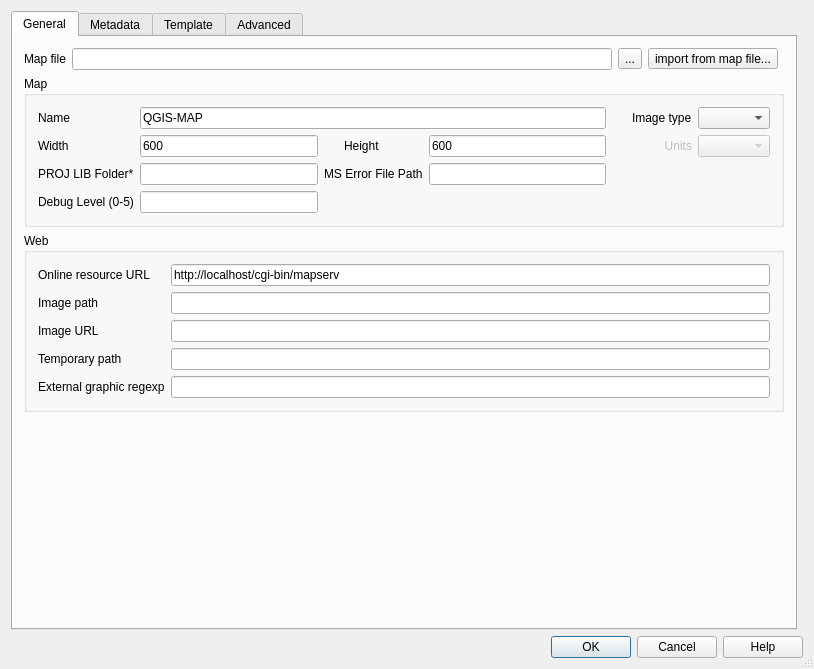
This is ui/mapfileexportdlg.ui in MiniHero/rt_mapserver_exporter as Qt 5 draws it before an edit. The edited form follows.
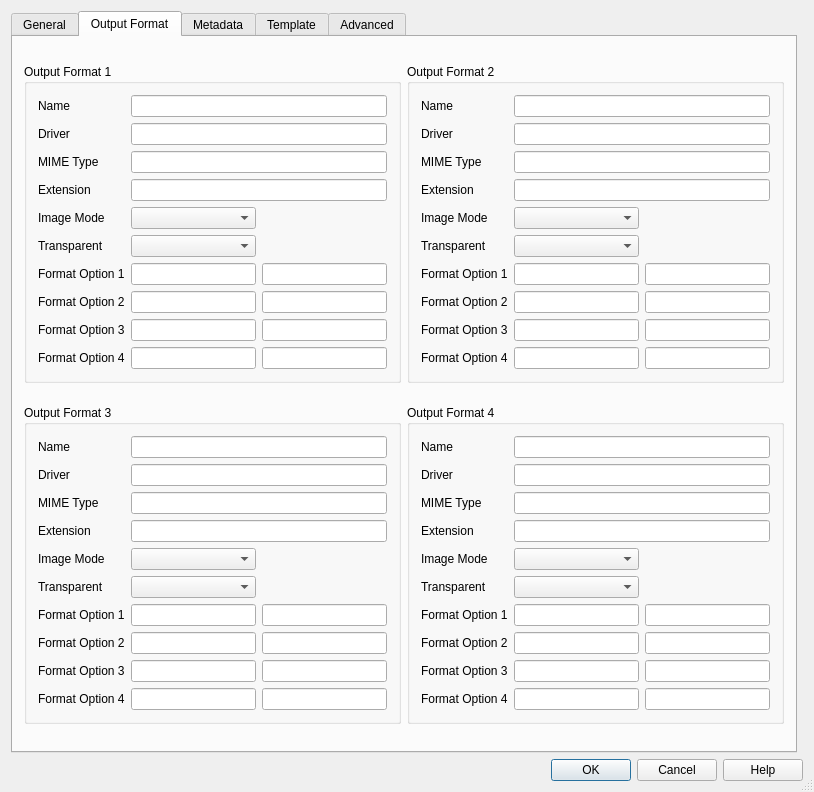
This is the edited form. The open tabs and pages were chosen to show the change.

Commit message: add outputformat and labels

What changed in the file:
```diff
--- a/ui/mapfileexportdlg.ui
+++ b/ui/mapfileexportdlg.ui
@@ -8,7 +8,7 @@
     <x>0</x>
     <y>0</y>
     <width>814</width>
-    <height>669</height>
+    <height>792</height>
    </rect>
   </property>
   <property name="windowTitle">
@@ -382,6 +382,817 @@
          <property name="text">
           <string>...</string>
          </property>
+        </widget>
+       </item>
+       <item row="0" column="0">
+        <widget class="QLabel" name="label">
+         <property name="text">
+          <string>Map file</string>
+         </property>
+         <property name="buddy">
+          <cstring>txtMapFilePath</cstring>
+         </property>
+        </widget>
+       </item>
+       <item row="0" column="1">
+        <widget class="QLineEdit" name="txtMapFilePath">
+         <property name="toolTip">
+          <string>Name for the map file to be created from the QGIS project file</string>
+         </property>
+         <property name="text">
+          <string notr="true"/>
+         </property>
+        </widget>
+       </item>
+       <item row="3" column="0">
+        <spacer name="verticalSpacer_2">
+         <property name="orientation">
+          <enum>Qt::Vertical</enum>
+         </property>
+         <property name="sizeHint" stdset="0">
+          <size>
+           <width>20</width>
+           <height>40</height>
+          </size>
+         </property>
+        </spacer>
+       </item>
+      </layout>
+     </widget>
+     <widget class="QWidget" name="tabOutputFormat">
+      <attribute name="title">
+       <string>Output Format</string>
+      </attribute>
+      <layout class="QGridLayout" name="gridLayout_3">
+       <item row="0" column="0">
+        <widget class="QGroupBox" name="grpBoxOutputFormat_1">
+         <property name="sizePolicy">
+          <sizepolicy hsizetype="Preferred" vsizetype="Fixed">
+           <horstretch>0</horstretch>
+           <verstretch>0</verstretch>
+          </sizepolicy>
+         </property>
+         <property name="title">
+          <string>Output Format 1</string>
+         </property>
+         <layout class="QGridLayout" name="gridLayout_2">
+          <item row="9" column="0">
+           <widget class="QLabel" name="label_44">
+            <property name="text">
+             <string>Format Option 3</string>
+            </property>
+           </widget>
+          </item>
+          <item row="0" column="0">
+           <widget class="QLabel" name="label1">
+            <property name="toolTip">
+             <string/>
+            </property>
+            <property name="text">
+             <string>Name</string>
+            </property>
+            <property name="buddy">
+             <cstring>txtGeneralMapName</cstring>
+            </property>
+           </widget>
+          </item>
+          <item row="4" column="0">
+           <widget class="QLabel" name="label_290">
+            <property name="text">
+             <string>Extension</string>
+            </property>
+           </widget>
+          </item>
+          <item row="1" column="1" colspan="2">
+           <widget class="QLineEdit" name="txtOutputFormatDriver_1">
+            <property name="text">
+             <string notr="true"/>
+            </property>
+           </widget>
+          </item>
+          <item row="2" column="0">
+           <widget class="QLabel" name="label_9">
+            <property name="text">
+             <string>MIME Type</string>
+            </property>
+           </widget>
+          </item>
+          <item row="1" column="0">
+           <widget class="QLabel" name="label2">
+            <property name="text">
+             <string>Driver</string>
+            </property>
+            <property name="buddy">
+             <cstring>txtOutputFormatDriver_1</cstring>
+            </property>
+           </widget>
+          </item>
+          <item row="0" column="1" colspan="2">
+           <widget class="QLineEdit" name="txtOutputFormatName_1">
+            <property name="sizePolicy">
+             <sizepolicy hsizetype="Expanding" vsizetype="Fixed">
+              <horstretch>0</horstretch>
+              <verstretch>0</verstretch>
+             </sizepolicy>
+            </property>
+            <property name="text">
+             <string/>
+            </property>
+           </widget>
+          </item>
+          <item row="6" column="0">
+           <widget class="QLabel" name="label_34">
+            <property name="text">
+             <string>Transparent</string>
+            </property>
+           </widget>
+          </item>
+          <item row="4" column="1" colspan="2">
+           <widget class="QLineEdit" name="txtOutputFormatExtension_1"/>
+          </item>
+          <item row="7" column="0">
+           <widget class="QLabel" name="label_35">
+            <property name="text">
+             <string>Format Option 1</string>
+            </property>
+           </widget>
+          </item>
+          <item row="5" column="0">
+           <widget class="QLabel" name="label_32">
+            <property name="text">
+             <string>Image Mode</string>
+            </property>
+           </widget>
+          </item>
+          <item row="8" column="1">
+           <widget class="QLineEdit" name="txtOutputFormatFormatOptionKey_2_1"/>
+          </item>
+          <item row="7" column="1">
+           <widget class="QLineEdit" name="txtOutputFormatFormatOptionKey_1_1"/>
+          </item>
+          <item row="8" column="0">
+           <widget class="QLabel" name="label_38">
+            <property name="text">
+             <string>Format Option 2</string>
+            </property>
+           </widget>
+          </item>
+          <item row="2" column="1" colspan="2">
+           <widget class="QLineEdit" name="txtOutputFormatMimetype_1"/>
+          </item>
+          <item row="10" column="0">
+           <widget class="QLabel" name="label_50">
+            <property name="text">
+             <string>Format Option 4</string>
+            </property>
+           </widget>
+          </item>
+          <item row="9" column="1">
+           <widget class="QLineEdit" name="txtOutputFormatFormatOptionKey_3_1"/>
+          </item>
+          <item row="10" column="1">
+           <widget class="QLineEdit" name="txtOutputFormatFormatOptionKey_4_1"/>
+          </item>
+          <item row="7" column="2">
+           <widget class="QLineEdit" name="txtOutputFormatFormatOptionValue_1_1"/>
+          </item>
+          <item row="8" column="2">
+           <widget class="QLineEdit" name="txtOutputFormatFormatOptionValue_2_1"/>
+          </item>
+          <item row="9" column="2">
+           <widget class="QLineEdit" name="txtOutputFormatFormatOptionValue_3_1"/>
+          </item>
+          <item row="10" column="2">
+           <widget class="QLineEdit" name="txtOutputFormatFormatOptionValue_4_1"/>
+          </item>
+          <item row="5" column="1">
+           <widget class="QComboBox" name="cmbOutputFormatImageMode_1"/>
+          </item>
+          <item row="6" column="1">
+           <widget class="QComboBox" name="cmbOutputFormatTransparent_1"/>
+          </item>
+         </layout>
+        </widget>
+       </item>
+       <item row="1" column="0">
+        <widget class="QGroupBox" name="grpBoxOutputFormat_3">
+         <property name="sizePolicy">
+          <sizepolicy hsizetype="Preferred" vsizetype="Fixed">
+           <horstretch>0</horstretch>
+           <verstretch>0</verstretch>
+          </sizepolicy>
+         </property>
+         <property name="title">
+          <string>Output Format 3</string>
+         </property>
+         <layout class="QGridLayout" name="gridLayout_4">
+          <item row="4" column="1">
+           <widget class="QComboBox" name="cmbOutputFormatImageMode_3"/>
+          </item>
+          <item row="6" column="0">
+           <widget class="QLabel" name="label_40">
+            <property name="text">
+             <string>Format Option 1</string>
+            </property>
+           </widget>
+          </item>
+          <item row="5" column="0">
+           <widget class="QLabel" name="label_39">
+            <property name="text">
+             <string>Transparent</string>
+            </property>
+           </widget>
+          </item>
+          <item row="0" column="1" colspan="2">
+           <widget class="QLineEdit" name="txtOutputFormatName_3">
+            <property name="toolTip">
+             <string>The URL to the mapserver executable.
+
+For example: 
+http://my.host.com/cgi-bin/mapserv.exe</string>
+            </property>
+            <property name="text">
+             <string notr="true"/>
+            </property>
+           </widget>
+          </item>
+          <item row="3" column="0">
+           <widget class="QLabel" name="label6_4">
+            <property name="minimumSize">
+             <size>
+              <width>80</width>
+              <height>0</height>
+             </size>
+            </property>
+            <property name="text">
+             <string>Extension</string>
+            </property>
+            <property name="buddy">
+             <cstring>txtOutputFormatName_2</cstring>
+            </property>
+           </widget>
+          </item>
+          <item row="8" column="0">
+           <widget class="QLabel" name="label_302">
+            <property name="text">
+             <string>Format Option 3</string>
+            </property>
+           </widget>
+          </item>
+          <item row="1" column="1" colspan="2">
+           <widget class="QLineEdit" name="txtOutputFormatDriver_3">
+            <property name="toolTip">
+             <string>Path to the temporary directory for writing temporary files and images. Must be writable by the user the web server is running as. Must end with a / or depending on your platform.</string>
+            </property>
+            <property name="text">
+             <string notr="true"/>
+            </property>
+           </widget>
+          </item>
+          <item row="3" column="1" colspan="2">
+           <widget class="QLineEdit" name="txtOutputFormatExtension_3">
+            <property name="toolTip">
+             <string/>
+            </property>
+            <property name="text">
+             <string notr="true"/>
+            </property>
+           </widget>
+          </item>
+          <item row="4" column="0">
+           <widget class="QLabel" name="label6_7">
+            <property name="minimumSize">
+             <size>
+              <width>80</width>
+              <height>0</height>
+             </size>
+            </property>
+            <property name="toolTip">
+             <string extracomment="Validation block regexp to allow external graphic use"/>
+            </property>
+            <property name="text">
+             <string>Image Mode</string>
+            </property>
+            <property name="buddy">
+             <cstring>txtOutputFormatName_2</cstring>
+            </property>
+           </widget>
+          </item>
+          <item row="2" column="0">
+           <widget class="QLabel" name="label6_6">
+            <property name="minimumSize">
+             <size>
+              <width>80</width>
+              <height>0</height>
+             </size>
+            </property>
+            <property name="text">
+             <string>MIME Type</string>
+            </property>
+            <property name="buddy">
+             <cstring>txtOutputFormatName_2</cstring>
+            </property>
+           </widget>
+          </item>
+          <item row="7" column="1">
+           <widget class="QLineEdit" name="txtOutputFormatFormatOptionKey_2_3"/>
+          </item>
+          <item row="0" column="0">
+           <widget class="QLabel" name="label6">
+            <property name="minimumSize">
+             <size>
+              <width>80</width>
+              <height>0</height>
+             </size>
+            </property>
+            <property name="text">
+             <string>Name</string>
+            </property>
+            <property name="buddy">
+             <cstring>txtOutputFormatName_2</cstring>
+            </property>
+           </widget>
+          </item>
+          <item row="9" column="0">
+           <widget class="QLabel" name="label_303">
+            <property name="text">
+             <string>Format Option 4</string>
+            </property>
+           </widget>
+          </item>
+          <item row="6" column="1">
+           <widget class="QLineEdit" name="txtOutputFormatFormatOptionKey_1_3"/>
+          </item>
+          <item row="7" column="0">
+           <widget class="QLabel" name="label_43">
+            <property name="text">
+             <string>Format Option 2</string>
+            </property>
+           </widget>
+          </item>
+          <item row="1" column="0">
+           <widget class="QLabel" name="label6_5">
+            <property name="minimumSize">
+             <size>
+              <width>80</width>
+              <height>0</height>
+             </size>
+            </property>
+            <property name="text">
+             <string>Driver</string>
+            </property>
+            <property name="buddy">
+             <cstring>txtOutputFormatName_2</cstring>
+            </property>
+           </widget>
+          </item>
+          <item row="9" column="1">
+           <widget class="QLineEdit" name="txtOutputFormatFormatOptionKey_4_3"/>
+          </item>
+          <item row="8" column="1">
+           <widget class="QLineEdit" name="txtOutputFormatFormatOptionKey_3_3"/>
+          </item>
+          <item row="2" column="1" colspan="2">
+           <widget class="QLineEdit" name="txtOutputFormatMimetype_3">
+            <property name="toolTip">
+             <string>Base URL for &quot;Image path&quot;.
+This is the URL that will take the web browser to &quot;Image path&quot; to get the images.</string>
+            </property>
+            <property name="text">
+             <string notr="true"/>
+            </property>
+           </widget>
+          </item>
+          <item row="5" column="1">
+           <widget class="QComboBox" name="cmbOutputFormatTransparent_3"/>
+          </item>
+          <item row="6" column="2">
+           <widget class="QLineEdit" name="txtOutputFormatFormatOptionValue_1_3"/>
+          </item>
+          <item row="7" column="2">
+           <widget class="QLineEdit" name="txtOutputFormatFormatOptionValue_2_3"/>
+          </item>
+          <item row="8" column="2">
+           <widget class="QLineEdit" name="txtOutputFormatFormatOptionValue_3_3"/>
+          </item>
+          <item row="9" column="2">
+           <widget class="QLineEdit" name="txtOutputFormatFormatOptionValue_4_3"/>
+          </item>
+         </layout>
+        </widget>
+       </item>
+       <item row="1" column="1">
+        <widget class="QGroupBox" name="grpBoxOutputFormat_4">
+         <property name="sizePolicy">
+          <sizepolicy hsizetype="Preferred" vsizetype="Fixed">
+           <horstretch>0</horstretch>
+           <verstretch>0</verstretch>
+          </sizepolicy>
+         </property>
+         <property name="title">
+          <string>Output Format 4</string>
+         </property>
+         <layout class="QGridLayout" name="gridLayout_4">
+          <item row="0" column="1" colspan="2">
+           <widget class="QLineEdit" name="txtOutputFormatName_4">
+            <property name="toolTip">
+             <string>The URL to the mapserver executable.
+
+For example: 
+http://my.host.com/cgi-bin/mapserv.exe</string>
+            </property>
+            <property name="text">
+             <string notr="true"/>
+            </property>
+           </widget>
+          </item>
+          <item row="2" column="0">
+           <widget class="QLabel" name="label6_6">
+            <property name="minimumSize">
+             <size>
+              <width>80</width>
+              <height>0</height>
+             </size>
+            </property>
+            <property name="text">
+             <string>MIME Type</string>
+            </property>
+            <property name="buddy">
+             <cstring>txtOutputFormatName_2</cstring>
+            </property>
+           </widget>
+          </item>
+          <item row="6" column="1">
+           <widget class="QLineEdit" name="txtOutputFormatFormatOptionKey_1_4"/>
+          </item>
+          <item row="7" column="1">
+           <widget class="QLineEdit" name="txtOutputFormatFormatOptionKey_2_4"/>
+          </item>
+          <item row="7" column="0">
+           <widget class="QLabel" name="label_43">
+            <property name="text">
+             <string>Format Option 2</string>
+            </property>
+           </widget>
+          </item>
+          <item row="9" column="1">
+           <widget class="QLineEdit" name="txtOutputFormatFormatOptionKey_4_4"/>
+          </item>
+          <item row="8" column="1">
+           <widget class="QLineEdit" name="txtOutputFormatFormatOptionKey_3_4"/>
+          </item>
+          <item row="9" column="0">
+           <widget class="QLabel" name="label_56">
+            <property name="text">
+             <string>Format Option 4</string>
+            </property>
+           </widget>
+          </item>
+          <item row="2" column="1" colspan="2">
+           <widget class="QLineEdit" name="txtOutputFormatMimetype_4">
+            <property name="toolTip">
+             <string>Base URL for &quot;Image path&quot;.
+This is the URL that will take the web browser to &quot;Image path&quot; to get the images.</string>
+            </property>
+            <property name="text">
+             <string notr="true"/>
+            </property>
+           </widget>
+          </item>
+          <item row="1" column="0">
+           <widget class="QLabel" name="label6_5">
+            <property name="minimumSize">
+             <size>
+              <width>80</width>
+              <height>0</height>
+             </size>
+            </property>
+            <property name="text">
+             <string>Driver</string>
+            </property>
+            <property name="buddy">
+             <cstring>txtOutputFormatName_2</cstring>
+            </property>
+           </widget>
+          </item>
+          <item row="3" column="1" colspan="2">
+           <widget class="QLineEdit" name="txtOutputFormatExtension_4">
+            <property name="toolTip">
+             <string/>
+            </property>
+            <property name="text">
+             <string notr="true"/>
+            </property>
+           </widget>
+          </item>
+          <item row="0" column="0">
+           <widget class="QLabel" name="label6">
+            <property name="minimumSize">
+             <size>
+              <width>80</width>
+              <height>0</height>
+             </size>
+            </property>
+            <property name="text">
+             <string>Name</string>
+            </property>
+            <property name="buddy">
+             <cstring>txtOutputFormatName_2</cstring>
+            </property>
+           </widget>
+          </item>
+          <item row="1" column="1" colspan="2">
+           <widget class="QLineEdit" name="txtOutputFormatDriver_4">
+            <property name="toolTip">
+             <string>Path to the temporary directory for writing temporary files and images. Must be writable by the user the web server is running as. Must end with a / or depending on your platform.</string>
+            </property>
+            <property name="text">
+             <string notr="true"/>
+            </property>
+           </widget>
+          </item>
+          <item row="3" column="0">
+           <widget class="QLabel" name="label6_4">
+            <property name="minimumSize">
+             <size>
+              <width>80</width>
+              <height>0</height>
+             </size>
+            </property>
+            <property name="text">
+             <string>Extension</string>
+            </property>
+            <property name="buddy">
+             <cstring>txtOutputFormatName_2</cstring>
+            </property>
+           </widget>
+          </item>
+          <item row="4" column="0">
+           <widget class="QLabel" name="label6_7">
+            <property name="minimumSize">
+             <size>
+              <width>80</width>
+              <height>0</height>
+             </size>
+            </property>
+            <property name="toolTip">
+             <string extracomment="Validation block regexp to allow external graphic use"/>
+            </property>
+            <property name="text">
+             <string>Image Mode</string>
+            </property>
+            <property name="buddy">
+             <cstring>txtOutputFormatName_2</cstring>
+            </property>
+           </widget>
+          </item>
+          <item row="6" column="0">
+           <widget class="QLabel" name="label_40">
+            <property name="text">
+             <string>Format Option 1</string>
+            </property>
+           </widget>
+          </item>
+          <item row="5" column="0">
+           <widget class="QLabel" name="label_39">
+            <property name="text">
+             <string>Transparent</string>
+            </property>
+           </widget>
+          </item>
+          <item row="8" column="0">
+           <widget class="QLabel" name="label_55">
+            <property name="text">
+             <string>Format Option 3</string>
+            </property>
+           </widget>
+          </item>
+          <item row="6" column="2">
+           <widget class="QLineEdit" name="txtOutputFormatFormatOptionValue_1_4"/>
+          </item>
+          <item row="7" column="2">
+           <widget class="QLineEdit" name="txtOutputFormatFormatOptionValue_2_4"/>
+          </item>
+          <item row="8" column="2">
+           <widget class="QLineEdit" name="txtOutputFormatFormatOptionValue_3_4"/>
+          </item>
+          <item row="9" column="2">
+           <widget class="QLineEdit" name="txtOutputFormatFormatOptionValue_4_4"/>
+          </item>
+          <item row="4" column="1">
+           <widget class="QComboBox" name="cmbOutputFormatImageMode_4"/>
+          </item>
+          <item row="5" column="1">
+           <widget class="QComboBox" name="cmbOutputFormatTransparent_4"/>
+          </item>
+         </layout>
+        </widget>
+       </item>
+       <item row="0" column="1">
+        <widget class="QGroupBox" name="grpBoxOutputFormat_2">
+         <property name="sizePolicy">
+          <sizepolicy hsizetype="Preferred" vsizetype="Fixed">
+           <horstretch>0</horstretch>
+           <verstretch>0</verstretch>
+          </sizepolicy>
+         </property>
+         <property name="title">
+          <string>Output Format 2</string>
+         </property>
+         <layout class="QGridLayout" name="gridLayout_4">
+          <item row="9" column="0">
+           <widget class="QLabel" name="label_301">
+            <property name="text">
+             <string>Format Option 4</string>
+            </property>
+           </widget>
+          </item>
+          <item row="1" column="1" colspan="2">
+           <widget class="QLineEdit" name="txtOutputFormatDriver_2">
+            <property name="toolTip">
+             <string>Path to the temporary directory for writing temporary files and images. Must be writable by the user the web server is running as. Must end with a / or depending on your platform.</string>
+            </property>
+            <property name="text">
+             <string notr="true"/>
+            </property>
+           </widget>
+          </item>
+          <item row="6" column="0">
+           <widget class="QLabel" name="label_40">
+            <property name="text">
+             <string>Format Option 1</string>
+            </property>
+           </widget>
+          </item>
+          <item row="5" column="0">
+           <widget class="QLabel" name="label_39">
+            <property name="text">
+             <string>Transparent</string>
+            </property>
+           </widget>
+          </item>
+          <item row="3" column="0">
+           <widget class="QLabel" name="label6_4">
+            <property name="minimumSize">
+             <size>
+              <width>80</width>
+              <height>0</height>
+             </size>
+            </property>
+            <property name="text">
+             <string>Extension</string>
+            </property>
+            <property name="buddy">
+             <cstring>txtOutputFormatName_2</cstring>
+            </property>
+           </widget>
+          </item>
+          <item row="4" column="0">
+           <widget class="QLabel" name="label6_7">
+            <property name="minimumSize">
+             <size>
+              <width>80</width>
+              <height>0</height>
+             </size>
+            </property>
+            <property name="toolTip">
+             <string extracomment="Validation block regexp to allow external graphic use"/>
+            </property>
+            <property name="text">
+             <string>Image Mode</string>
+            </property>
+            <property name="buddy">
+             <cstring>txtOutputFormatName_2</cstring>
+            </property>
+           </widget>
+          </item>
+          <item row="2" column="1" colspan="2">
+           <widget class="QLineEdit" name="txtOutputFormatMimetype_2">
+            <property name="toolTip">
+             <string>Base URL for &quot;Image path&quot;.
+This is the URL that will take the web browser to &quot;Image path&quot; to get the images.</string>
+            </property>
+            <property name="text">
+             <string notr="true"/>
+            </property>
+           </widget>
+          </item>
+          <item row="2" column="0">
+           <widget class="QLabel" name="label6_6">
+            <property name="minimumSize">
+             <size>
+              <width>80</width>
+              <height>0</height>
+             </size>
+            </property>
+            <property name="text">
+             <string>MIME Type</string>
+            </property>
+            <property name="buddy">
+             <cstring>txtOutputFormatName_2</cstring>
+            </property>
+           </widget>
+          </item>
+          <item row="3" column="1" colspan="2">
+           <widget class="QLineEdit" name="txtOutputFormatExtension_2">
+            <property name="toolTip">
+             <string/>
+            </property>
+            <property name="text">
+             <string notr="true"/>
+            </property>
+           </widget>
+          </item>
+          <item row="9" column="1">
+           <widget class="QLineEdit" name="txtOutputFormatFormatOptionKey_4_2"/>
+          </item>
+          <item row="0" column="0">
+           <widget class="QLabel" name="label6">
+            <property name="minimumSize">
+             <size>
+              <width>80</width>
+              <height>0</height>
+             </size>
+            </property>
+            <property name="text">
+             <string>Name</string>
+            </property>
+            <property name="buddy">
+             <cstring>txtOutputFormatName_2</cstring>
+            </property>
+           </widget>
+          </item>
+          <item row="8" column="1">
+           <widget class="QLineEdit" name="txtOutputFormatFormatOptionKey_3_2"/>
+          </item>
+          <item row="0" column="1" colspan="2">
+           <widget class="QLineEdit" name="txtOutputFormatName_2">
+            <property name="toolTip">
+             <string>The URL to the mapserver executable.
+
+For example: 
+http://my.host.com/cgi-bin/mapserv.exe</string>
+            </property>
+            <property name="text">
+             <string notr="true"/>
+            </property>
+           </widget>
+          </item>
+          <item row="1" column="0">
+           <widget class="QLabel" name="label6_5">
+            <property name="minimumSize">
+             <size>
+              <width>80</width>
+              <height>0</height>
+             </size>
+            </property>
+            <property name="text">
+             <string>Driver</string>
+            </property>
+            <property name="buddy">
+             <cstring>txtOutputFormatName_2</cstring>
+            </property>
+           </widget>
+          </item>
+          <item row="7" column="0">
+           <widget class="QLabel" name="label_43">
+            <property name="text">
+             <string>Format Option 2</string>
+            </property>
+           </widget>
+          </item>
+          <item row="7" column="1">
+           <widget class="QLineEdit" name="txtOutputFormatFormatOptionKey_2_2"/>
+          </item>
+          <item row="6" column="1">
+           <widget class="QLineEdit" name="txtOutputFormatFormatOptionKey_1_2"/>
+          </item>
+          <item row="8" column="0">
+           <widget class="QLabel" name="label_300">
+            <property name="text">
+             <string>Format Option 3</string>
+            </property>
+           </widget>
+          </item>
+          <item row="6" column="2">
+           <widget class="QLineEdit" name="txtOutputFormatFormatOptionValue_1_2"/>
+          </item>
+          <item row="7" column="2">
+           <widget class="QLineEdit" name="txtOutputFormatFormatOptionValue_2_2"/>
+          </item>
+          <item row="8" column="2">
+           <widget class="QLineEdit" name="txtOutputFormatFormatOptionValue_3_2"/>
+          </item>
+          <item row="9" column="2">
+           <widget class="QLineEdit" name="txtOutputFormatFormatOptionValue_4_2"/>
+          </item>
+          <item row="4" column="1">
+           <widget class="QComboBox" name="cmbOutputFormatImageMode_2"/>
+          </item>
+          <item row="5" column="1">
+           <widget class="QComboBox" name="cmbOutputFormatTransparent_2"/>
+          </item>
+         </layout>
         </widget>
        </item>
       </layout>
```
Left out of the diff: 613 changed lines with no effect on the pictures. The commit also changes 6 other files.
